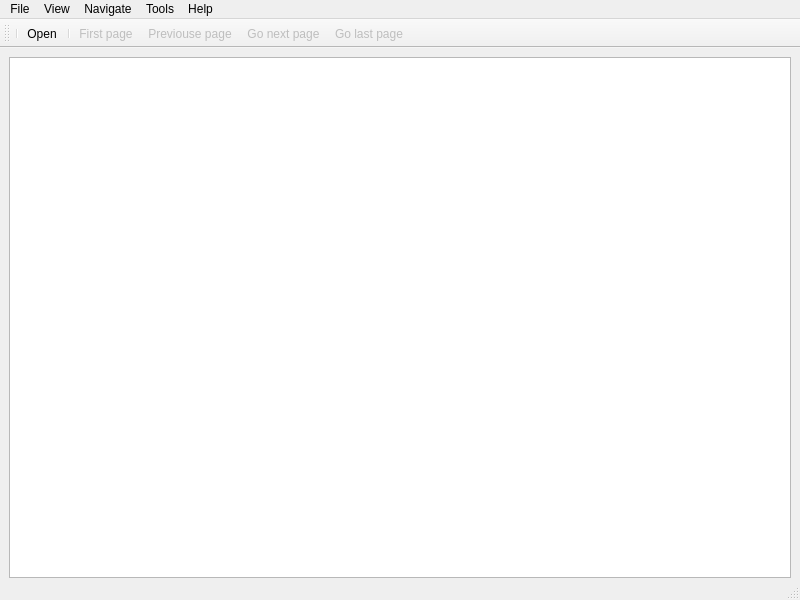
Above: mainwindow.ui from OlegGavri/RReader before the change. Below: the same form after it.
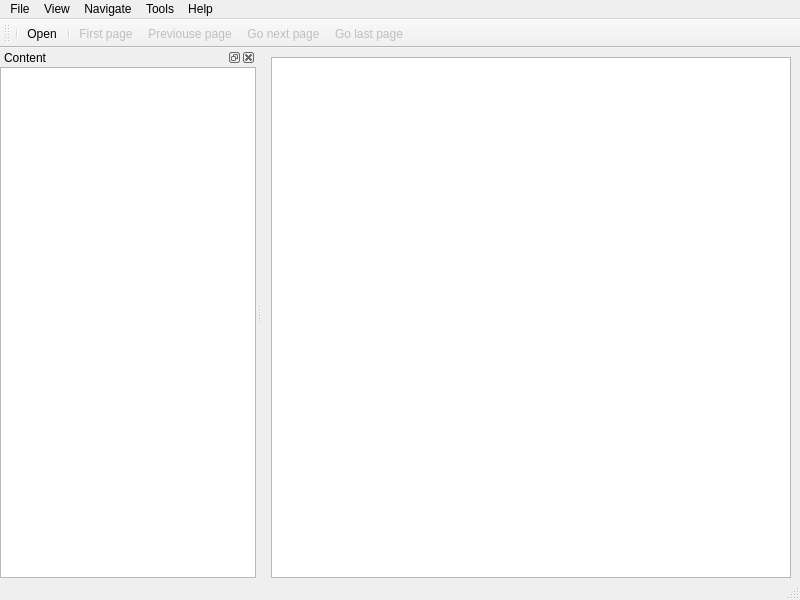
That is the form after the change. Icons and pictures are not drawn.

What changed in the file:
```diff
--- a/mainwindow.ui
+++ b/mainwindow.ui
@@ -167,6 +167,40 @@
    <addaction name="actionGoNext"/>
    <addaction name="actionGoLast"/>
   </widget>
+  <widget class="QDockWidget" name="dockWidgetContent">
+   <property name="windowTitle">
+    <string>Content</string>
+   </property>
+   <attribute name="dockWidgetArea">
+    <number>1</number>
+   </attribute>
+   <widget class="QWidget" name="dockWidgetContents">
+    <layout class="QHBoxLayout" name="horizontalLayout">
+     <property name="spacing">
+      <number>0</number>
+     </property>
+     <property name="leftMargin">
+      <number>0</number>
+     </property>
+     <property name="topMargin">
+      <number>0</number>
+     </property>
+     <property name="rightMargin">
+      <number>0</number>
+     </property>
+     <property name="bottomMargin">
+      <number>0</number>
+     </property>
+     <item>
+      <widget class="QTreeView" name="treeViewContent">
+       <attribute name="headerStretchLastSection">
+        <bool>false</bool>
+       </attribute>
+      </widget>
+     </item>
+    </layout>
+   </widget>
+  </widget>
   <action name="actionOpen">
    <property name="icon">
     <iconset resource="resoures.qrc">
```
Left out of the diff: 23 changed lines with no effect on the pictures.
